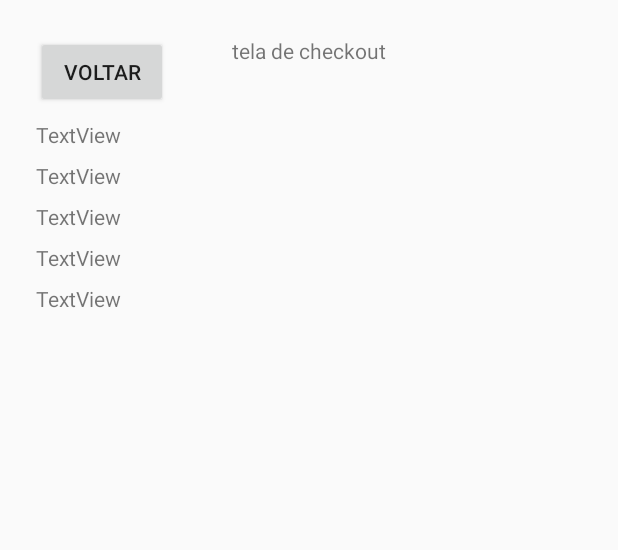
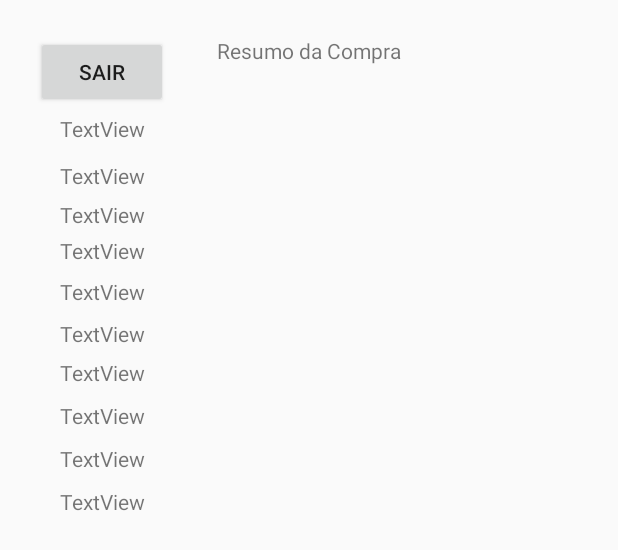
Before and after one commit to PepeTonin/app-android-viagens, an Android app: the layout activity_checkout.xml on its own in the app's theme, with its tools: preview values and no code run, on a phone screen of 412 x 824 dp. Shown: the top 550 px of the screen. Run offline under Robolectric (Android 15) with nearby library versions, the phone set to English and light mode, and no system bars.

Commit message:
Ajuste na tela de venda

```diff
--- a/app/src/main/AndroidManifest.xml
+++ b/app/src/main/AndroidManifest.xml
@@ -17,6 +17,10 @@
             android:exported="false"
             android:theme="@style/Theme.AulaFragments" />
         <activity
+            android:name=".Activity.Preeencher"
+            android:exported="false"
+            android:theme="@style/Theme.AulaFragments" />
+        <activity
             android:name=".Activity.DetalhesViagem"
             android:exported="false"
             android:theme="@style/Theme.AulaFragments" />
--- a/app/src/main/java/com/example/aulafragments/Fragment/PerfilFragment.java
+++ b/app/src/main/java/com/example/aulafragments/Fragment/PerfilFragment.java
@@ -1,9 +1,12 @@
 package com.example.aulafragments.Fragment;
 
+import android.content.Context;
+import android.content.SharedPreferences;
 import android.os.Bundle;
 
 import androidx.fragment.app.Fragment;
 
+import android.text.TextUtils;
 import android.view.LayoutInflater;
 import android.view.View;
 import android.view.ViewGroup;
--- a/app/src/main/res/layout/activity_checkout.xml
+++ b/app/src/main/res/layout/activity_checkout.xml
@@ -11,7 +11,7 @@
         android:layout_width="wrap_content"
         android:layout_height="wrap_content"
         android:onClick="voltar"
-        android:text="Voltar"
+        android:text="Sair"
         app:layout_constraintStart_toStartOf="parent"
         app:layout_constraintTop_toTopOf="parent" />
 
@@ -19,16 +19,31 @@
         android:id="@+id/textView"
         android:layout_width="wrap_content"
         android:layout_height="wrap_content"
-        android:text="tela de checkout"
+        android:text="Resumo da Compra"
         app:layout_constraintEnd_toEndOf="parent"
         app:layout_constraintStart_toStartOf="parent"
         app:layout_constraintTop_toTopOf="parent" />
 
     <TextView
+        android:id="@+id/tvIda"
+        android:layout_width="wrap_content"
+        android:layout_height="wrap_content"
+        android:layout_marginTop="88dp"
+        android:layout_marginBottom="9dp"
+        android:text="TextView"
+        app:layout_constraintBottom_toTopOf="@+id/tvVolta"
+        app:layout_constraintEnd_toEndOf="parent"
+        app:layout_constraintHorizontal_bias="0.052"
+        app:layout_constraintStart_toStartOf="parent"
+        app:layout_constraintTop_toBottomOf="@+id/tvEmailCheckout"
+        app:layout_constraintVertical_bias="1.0" />
+
+    <TextView
         android:id="@+id/tvCheckoutNome"
         android:layout_width="wrap_content"
         android:layout_height="wrap_content"
-        android:layout_marginTop="8dp"
+        android:layout_marginStart="16dp"
+        android:layout_marginTop="4dp"
         android:text="TextView"
         app:layout_constraintStart_toStartOf="parent"
         app:layout_constraintTop_toBottomOf="@+id/btnVoltarCheckout" />
@@ -37,33 +52,108 @@
         android:id="@+id/tvDataNascCheckout"
         android:layout_width="wrap_content"
         android:layout_height="wrap_content"
-        android:layout_marginTop="8dp"
+        android:layout_marginStart="16dp"
+        android:layout_marginTop="12dp"
         android:text="TextView"
         app:layout_constraintStart_toStartOf="parent"
         app:layout_constraintTop_toBottomOf="@+id/tvCheckoutNome" />
 
     <TextView
-        android:id="@+id/tvGeneroCheckout"
-        android:layout_width="wrap_content"
-        android:layout_height="wrap_content"
-        android:layout_marginTop="8dp"
-        android:text="TextView"
-        app:layout_constraintTop_toBottomOf="@+id/tvDataNascCheckout" />
-
-    <TextView
         android:id="@+id/tvEmailCheckout"
         android:layout_width="wrap_content"
         android:layout_height="wrap_content"
-        android:layout_marginTop="8dp"
+        android:layout_marginTop="109dp"
+        android:layout_marginBottom="5dp"
         android:text="TextView"
-        app:layout_constraintTop_toBottomOf="@+id/tvGeneroCheckout" />
+        app:layout_constraintBottom_toTopOf="@+id/tvTelefoneCheckout"
+        app:layout_constraintEnd_toEndOf="parent"
+        app:layout_constraintHorizontal_bias="0.052"
+        app:layout_constraintStart_toStartOf="parent"
+        app:layout_constraintTop_toTopOf="parent"
+        app:layout_constraintVertical_bias="1.0" />
 
     <TextView
         android:id="@+id/tvTelefoneCheckout"
         android:layout_width="wrap_content"
         android:layout_height="wrap_content"
-        android:layout_marginTop="8dp"
+        android:layout_marginTop="133dp"
+        android:layout_marginBottom="8dp"
         android:text="TextView"
-        app:layout_constraintTop_toBottomOf="@+id/tvEmailCheckout" />
+        app:layout_constraintBottom_toTopOf="@+id/tvOrigem"
+        app:layout_constraintEnd_toEndOf="parent"
+        app:layout_constraintHorizontal_bias="0.052"
+        app:layout_constraintStart_toStartOf="parent"
+        app:layout_constraintTop_toTopOf="parent"
+        app:layout_constraintVertical_bias="1.0" />
+
+    <TextView
+        android:id="@+id/tvOrigem"
+        android:layout_width="wrap_content"
+        android:layout_height="wrap_content"
+        android:layout_marginTop="32dp"
+        android:layout_marginBottom="10dp"
+        android:text="TextView"
+        app:layout_constraintBottom_toTopOf="@+id/tvDestino"
+        app:layout_constraintEnd_toEndOf="parent"
+        app:layout_constraintHorizontal_bias="0.052"
+        app:layout_constraintStart_toStartOf="parent"
+        app:layout_constraintTop_toBottomOf="@+id/tvEmailCheckout"
+        app:layout_constraintVertical_bias="1.0" />
+
+    <TextView
+        android:id="@+id/tvDestino"
+        android:layout_width="wrap_content"
+        android:layout_height="wrap_content"
+        android:layout_marginTop="60dp"
+        android:layout_marginBottom="9dp"
+        android:text="TextView"
+        app:layout_constraintBottom_toTopOf="@+id/tvIda"
+        app:layout_constraintEnd_toEndOf="parent"
+        app:layout_constraintHorizontal_bias="0.052"
+        app:layout_constraintStart_toStartOf="parent"
+        app:layout_constraintTop_toBottomOf="@+id/tvEmailCheckout"
+        app:layout_constraintVertical_bias="0.0" />
+
+    <TextView
+        android:id="@+id/tvPessoas"
+        android:layout_width="wrap_content"
+        android:layout_height="wrap_content"
+        android:layout_marginTop="144dp"
+        android:layout_marginBottom="9dp"
+        android:text="TextView"
+        app:layout_constraintBottom_toTopOf="@+id/tvValor"
+        app:layout_constraintEnd_toEndOf="parent"
+        app:layout_constraintHorizontal_bias="0.052"
+        app:layout_constraintStart_toStartOf="parent"
+        app:layout_constraintTop_toBottomOf="@+id/tvEmailCheckout"
+        app:layout_constraintVertical_bias="1.0" />
+
+    <TextView
+        android:id="@+id/tvValor"
+        android:layout_width="wrap_content"
+        android:layout_height="wrap_content"
+        android:layout_marginTop="172dp"
+        android:layout_marginBottom="364dp"
+        android:text="TextView"
+        app:layout_constraintBottom_toBottomOf="parent"
+        app:layout_constraintEnd_toEndOf="parent"
+        app:layout_constraintHorizontal_bias="0.052"
+        app:layout_constraintStart_toStartOf="parent"
+        app:layout_constraintTop_toBottomOf="@+id/tvEmailCheckout"
+        app:layout_constraintVertical_bias="0.0" />
+
+    <TextView
+        android:id="@+id/tvVolta"
+        android:layout_width="wrap_content"
+        android:layout_height="wrap_content"
+        android:layout_marginTop="116dp"
+        android:layout_marginBottom="9dp"
+        android:text="TextView"
+        app:layout_constraintBottom_toTopOf="@+id/tvPessoas"
+        app:layout_constraintEnd_toEndOf="parent"
+        app:layout_constraintHorizontal_bias="0.052"
+        app:layout_constraintStart_toStartOf="parent"
+        app:layout_constraintTop_toBottomOf="@+id/tvEmailCheckout"
+        app:layout_constraintVertical_bias="1.0" />
 
 </androidx.constraintlayout.widget.ConstraintLayout>
```
Also changed, not shown: app/src/main/java/com/example/aulafragments/Activity/Checkout.java (+36 -31 lines), app/src/main/java/com/example/aulafragments/Activity/DetalhesViagem.java (+20 -8 lines), app/src/main/java/com/example/aulafragments/Activity/Preeencher.java (added, +96 -0 lines), app/src/main/java/com/example/aulafragments/Database/DatabaseHelper.java (+23 -0 lines), app/src/main/java/com/example/aulafragments/Model/Venda.java (added, +83 -0 lines), app/src/main/res/layout/activity_preencher_dados.xml (added, +204 -0 lines).
